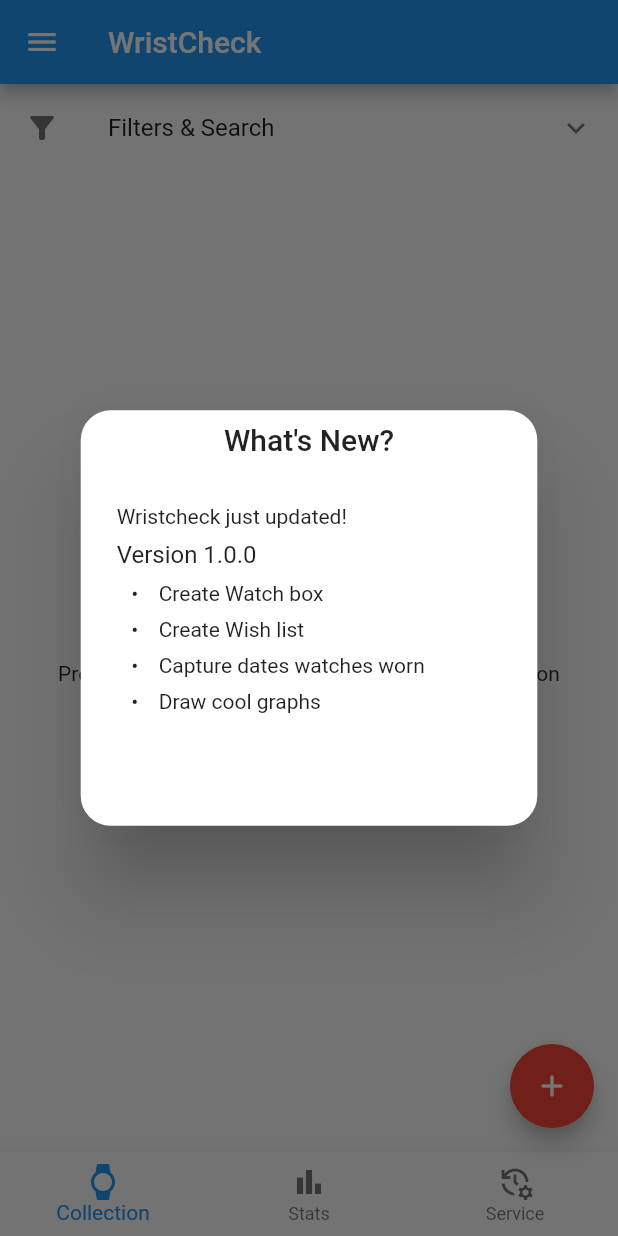
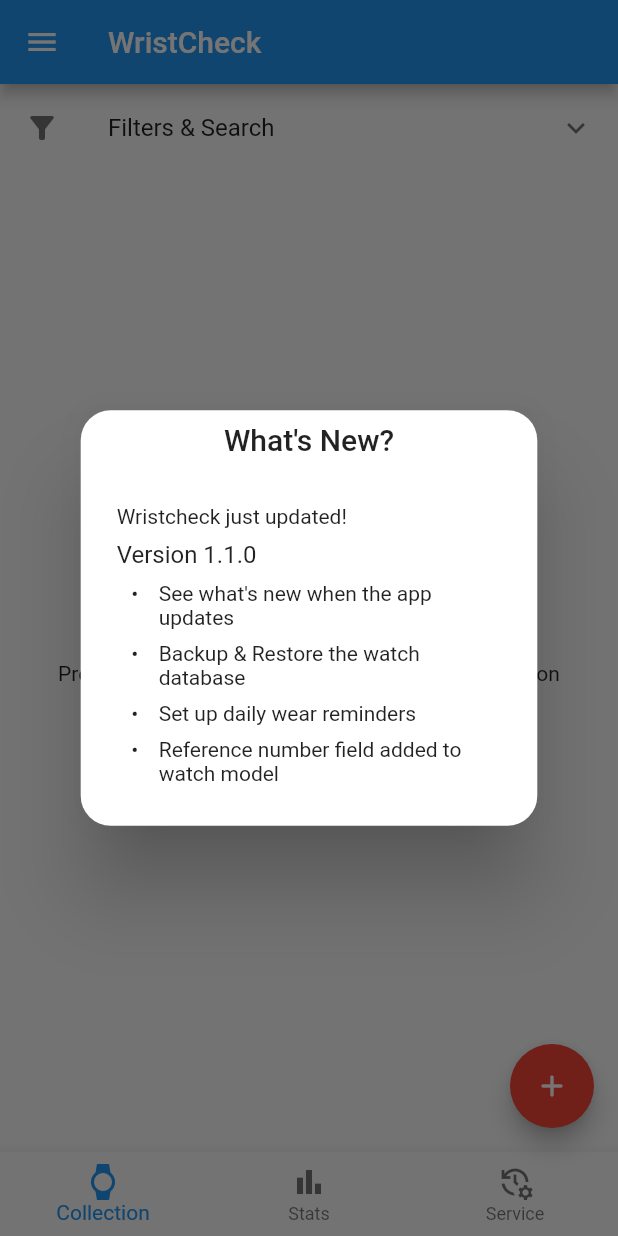
Before and after one commit to Stif-UK/WristCheck, a Flutter app: the screen it shows after launch, on a phone screen of 412 x 824 dp. Run offline on Flutter 3.47's test engine with Material 2 defaults, Android fonts, the phone set to English and light mode, and no system bars; our stand-ins replace file_picker, flutter_local_notifications, flutter_markdown, get, hive, hive_flutter and 7 more; accounts and stored records are empty.

Commit message:
updated what's new copy

```diff
--- a/lib/copy/whats_new_copy.dart
+++ b/lib/copy/whats_new_copy.dart
@@ -5,24 +5,16 @@ class WhatsNewCopy{
 
   static String getLatestVersionCopy(){
     return "Wristcheck just updated!\n"
-        "### Version 1.0.0 \n"
+        "### Version 1.1.0 \n"
         "\n"
 
-        "* Create Watch box\n"
-        "* Create Wish list\n"
-        "* Capture dates watches worn\n"
-        "* Draw cool graphs";
+        "* See what's new when the app updates\n"
+        "* Backup & Restore the watch database\n"
+        "* Set up daily wear reminders\n"
+        "* Reference number field added to watch model\n"
+        "* Minor bug fixes and improvements";
   }
 
-  // static String getVersionHistory(){
-  //   return "### Version 1.0.0 \n"
-  //       "\n"
-  //
-  //       "* Create Watch box\n"
-  //       "* Create Wish list\n"
-  //       "* Capture dates watches worn\n"
-  //       "* Draw cool graphs";
-  // }
 
   static Widget getVersionHistory(BuildContext context){
     return  Padding(
@@ -32,6 +24,16 @@ class WhatsNewCopy{
         child: const Markdown(
           physics: ClampingScrollPhysics(),
             data:
+            "### Version 1.1.0 \n"
+                "\n"
+
+                "* See what's new when the app updates\n"
+                "* Backup & Restore the watch database\n"
+                "* Set up daily wear reminders\n"
+                "* Reference number field added to watch model\n"
+                "* Minor bug fixes and improvements"
+                "\n"
+
         "### Version 1.0.0 \n"
             "\n"
 
```
